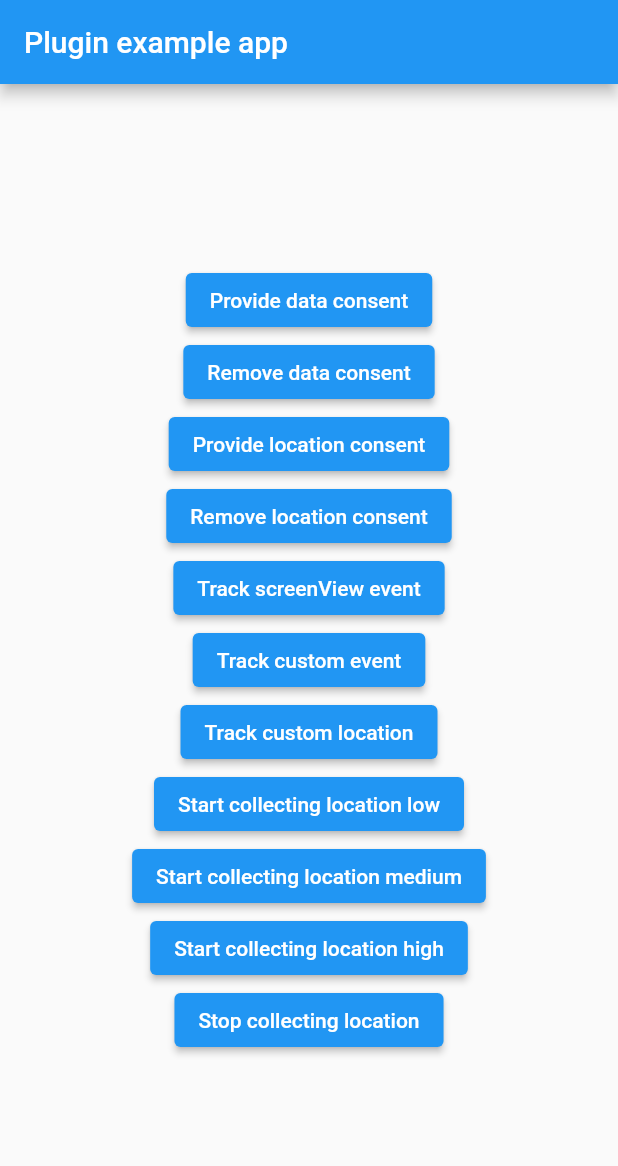
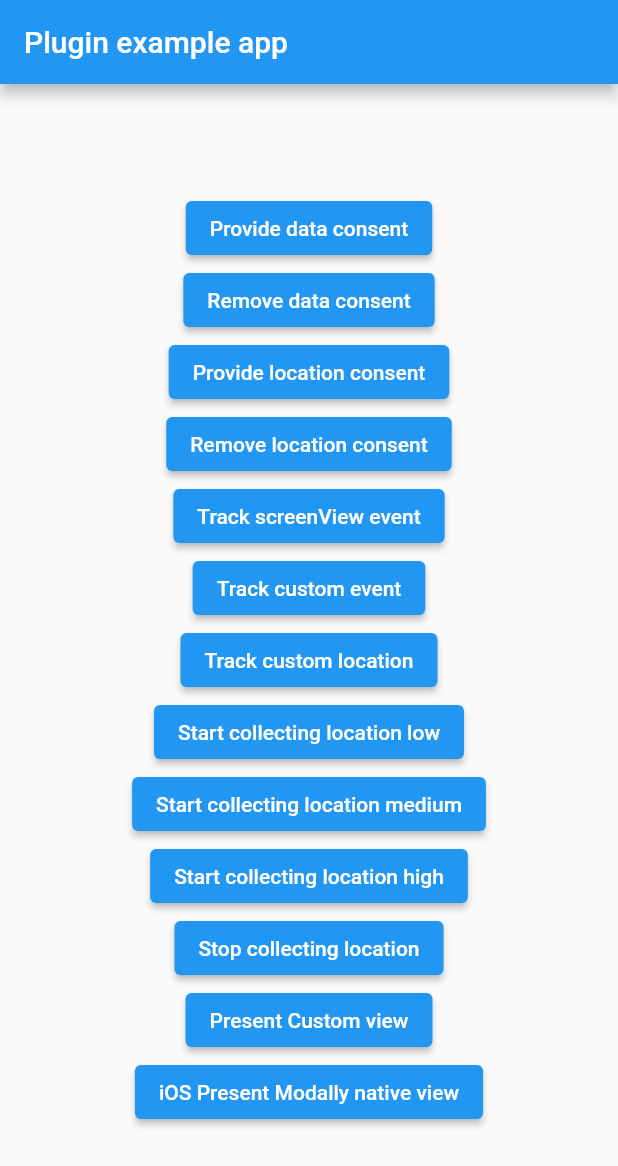
Before and after one commit to ApsisInternational/rostov-app-tool-flutter, a Flutter app: the screen it shows after launch, on a phone screen of 412 x 824 dp. Shown: the top 1166 px of the screen. Run offline on Flutter 3.47's test engine with Material 2 defaults, Android fonts, the phone set to English and light mode, and no system bars.

Commit message:
Add show-view actions in example app

```diff
--- a/example/lib/main.dart
+++ b/example/lib/main.dart
@@ -4,6 +4,7 @@ import 'dart:async';
 
 import 'package:flutter/services.dart';
 import 'package:apsis_one/apsis_one.dart';
+import 'second.dart';
 
 void main() {
   runApp(MaterialApp(home:MyApp()));
@@ -59,6 +60,7 @@ class BlurryDialog extends StatelessWidget {
 }
 
 class _MyAppState extends State<MyApp> {
+  static const MethodChannel _methodChannel = MethodChannel('com.apsis.one/sampleapp');
 
   _showDialog(BuildContext context) {
 
@@ -95,17 +97,19 @@ class _MyAppState extends State<MyApp> {
           child: Column (
             mainAxisAlignment: MainAxisAlignment.center,
             children: <Widget>[
-              CustomButton (onPressed: _provideCollectDataConsent,  title: 'Provide data consent'),
-              CustomButton (onPressed: _removeCollectDataConsent,  title: 'Remove data consent'),
-              CustomButton (onPressed: _provideCollectLocationConsent,  title: 'Provide location consent'),
-              CustomButton (onPressed: _removeCollectLocationConsent,  title: 'Remove location consent'),
-              CustomButton (onPressed: _trackScreenViewEvent,  title: 'Track screenView event'),
-              CustomButton (onPressed: _trackCustomEvent,  title: 'Track custom event'),
-              CustomButton (onPressed: _trackCustomLocation,  title: 'Track custom location'),
-              CustomButton (onPressed: _startCollectLocationLow,  title: 'Start collecting location low'),
-              CustomButton (onPressed: _startCollectLocationMedium,  title: 'Start collecting location medium'),
-              CustomButton (onPressed: _startCollectLocationHigh,  title: 'Start collecting location high'),
-              CustomButton (onPressed: _stopCollectLocation,  title: 'Stop collecting location'),
+              CustomButton (onPressed: _provideCollectDataConsent, title: 'Provide data consent'),
+              CustomButton (onPressed: _removeCollectDataConsent, title: 'Remove data consent'),
+              CustomButton (onPressed: _provideCollectLocationConsent, title: 'Provide location consent'),
+              CustomButton (onPressed: _removeCollectLocationConsent, title: 'Remove location consent'),
+              CustomButton (onPressed: _trackScreenViewEvent, title: 'Track screenView event'),
+              CustomButton (onPressed: _trackCustomEvent, title: 'Track custom event'),
+              CustomButton (onPressed: _trackCustomLocation, title: 'Track custom location'),
+              CustomButton (onPressed: _startCollectLocationLow, title: 'Start collecting location low'),
+              CustomButton (onPressed: _startCollectLocationMedium, title: 'Start collecting location medium'),
+              CustomButton (onPressed: _startCollectLocationHigh, title: 'Start collecting location high'),
+              CustomButton (onPressed: _stopCollectLocation, title: 'Stop collecting location'),
+              CustomButton (onPressed: _presentCustomView, title: 'Present Custom view'),
+              CustomButton (onPressed: _presentView, title: 'iOS Present Modally native view'),
             ],
           ),
         ),
@@ -152,7 +156,7 @@ class _MyAppState extends State<MyApp> {
         'text' : 'testText',
         'trueFalse' : true
       };
-      ApsisOne.trackCustomEvent('com.apsis1.events.transaction.custom-testcustomevent-3c3yitjo4j', testCustomEventData);
+      ApsisOne.trackCustomEvent('com.apsis1.events.transaction.custom-testcustomevent-651e5udu28', testCustomEventData);
     });
   }
 
@@ -185,4 +189,12 @@ class _MyAppState extends State<MyApp> {
       ApsisOne.stopCollectingLocation();
     });
   }
+
+  void _presentCustomView() {
+    Navigator.push(context, new MaterialPageRoute(builder: (BuildContext context) => new DetailView()));
+  }
+
+  Future<void> _presentView() async {
+    await _methodChannel.invokeMethod('switchView');
+  }
 }
```
Also changed, not shown: example/lib/second.dart (added, +26 -0 lines), 4 other files.
